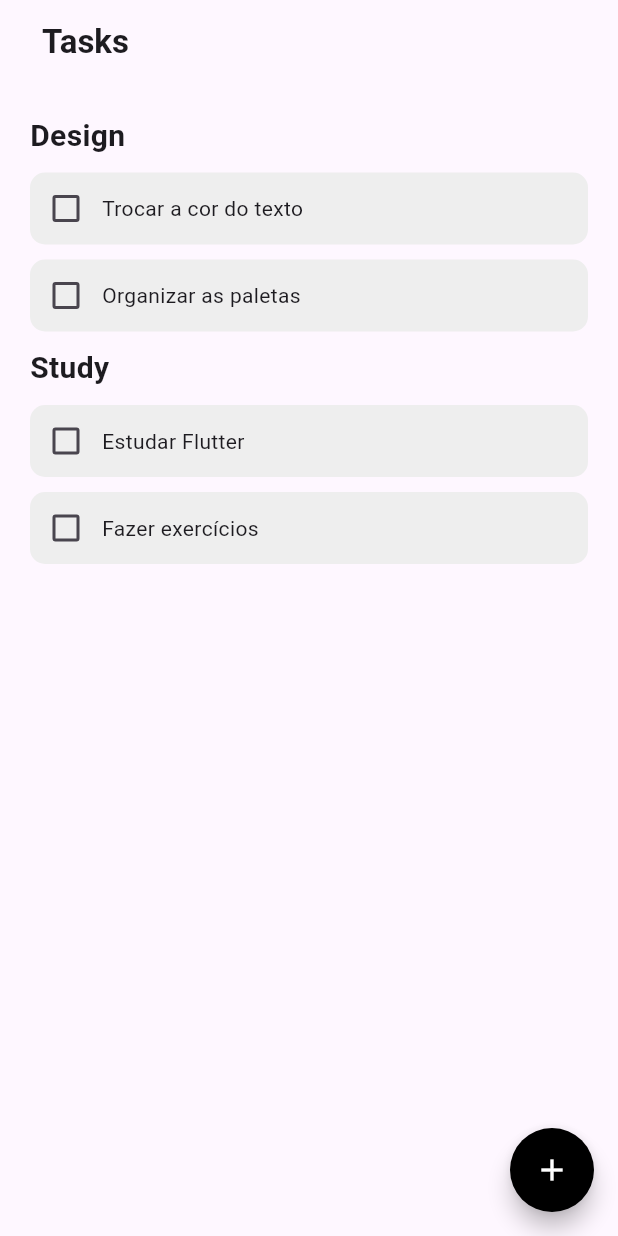
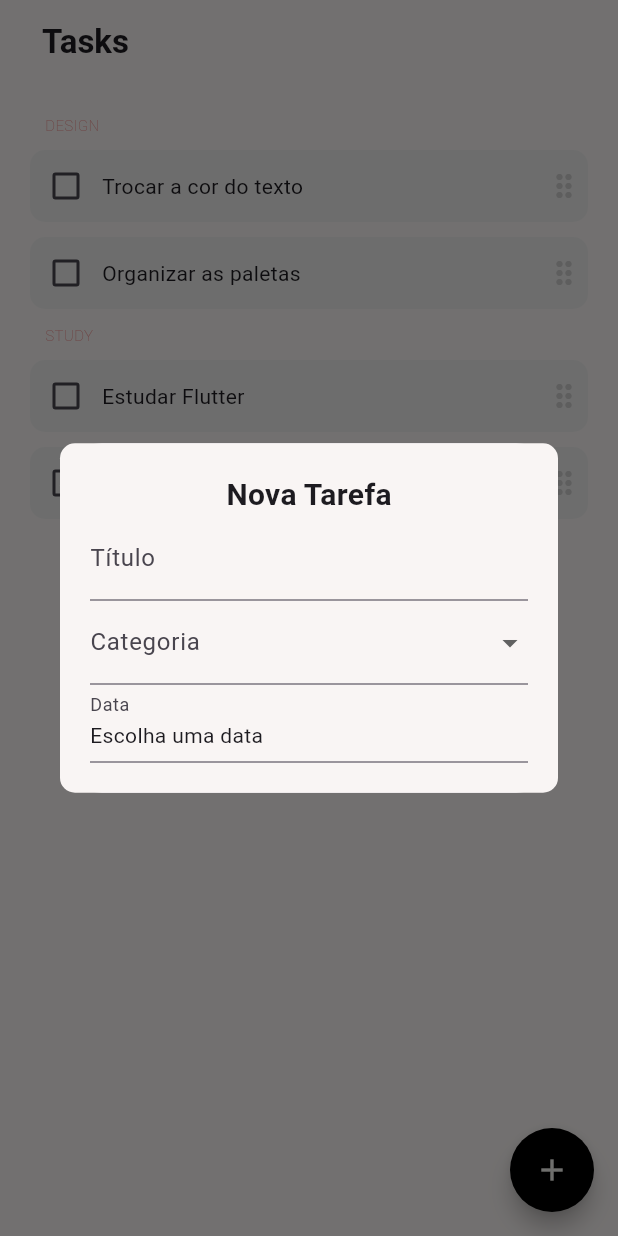
Before and after one commit to KaKeeM/AtividadePedidosTITAN, a Flutter app: the TasksPage screen opened by its route, after a tap on the "add" icon, on a phone screen of 412 x 824 dp. Run offline on Flutter 3.47's test engine with Material 3 defaults, Android fonts, the phone set to English and light mode, and no system bars; our stand-ins replace go_router.

Commit message:
widget de criar tarefa 50%

```diff
--- a/lib/pages/tasks_page.dart
+++ b/lib/pages/tasks_page.dart
@@ -1,5 +1,7 @@
 import 'package:flutter/material.dart';
 import '../widgets/category_widget.dart';
+import '../theme/app_theme.dart';
+import '../widgets/create_tasks_widget.dart';
 
 class TasksPage extends StatefulWidget {
   const TasksPage({super.key});
@@ -25,7 +27,9 @@ class _TasksPageState extends State<TasksPage> {
   @override
   Widget build(BuildContext context) {
     return Scaffold(
+      backgroundColor: AppColors.background,
       appBar: AppBar(
+        backgroundColor: AppColors.background,
         title: Padding(
             padding: const EdgeInsets.all(12),
             child: const Text('Tasks', style: TextStyle(
@@ -43,11 +47,13 @@ class _TasksPageState extends State<TasksPage> {
               tasks: category.value,
               onTaskReceived: (task, categoryName) {
                 setState(() {
+
                   for (var category in categories.values) {
                     category.remove(task);
                   }
 
                   categories[categoryName]!.add(task);
+
                 });
               },
             );
@@ -56,12 +62,28 @@ class _TasksPageState extends State<TasksPage> {
       ),
       floatingActionButton: FloatingActionButton(
           onPressed: () {
-
+            showDialog(
+                context: context,
+                builder: (context){
+                  return Dialog(
+                    child: Container(
+                      decoration: BoxDecoration(
+                        color: AppColors.background,
+                        borderRadius: BorderRadius.circular(10),
+                      ),
+                      padding: const EdgeInsets.all(20),
+                      child: CreateTaskWidget(
+                        categories: categories.keys.toList(),
+                      ),
+                    ),
+                  );
+                }
+              );
           },
         shape: const CircleBorder(),
         backgroundColor: Colors.black,
         child: Icon(Icons.add,
-          color: Colors.white
+          color: AppColors.surface
         ),
       ),
     );
--- a/lib/pages/welcome_page.dart
+++ b/lib/pages/welcome_page.dart
@@ -1,5 +1,6 @@
 import 'package:flutter/material.dart';
 import 'package:go_router/go_router.dart';
+import 'package:larica_ufba/theme/app_theme.dart';
 
 class WelcomePage extends StatelessWidget {
   const WelcomePage({super.key});
@@ -7,6 +8,7 @@ class WelcomePage extends StatelessWidget {
   @override
   Widget build(BuildContext context) {
     return Scaffold(
+      backgroundColor: AppColors.background,
       body: SafeArea(
         child: Column(
           children: [
--- /dev/null
+++ b/lib/theme/app_theme.dart
@@ -0,0 +1,11 @@
+import 'package:flutter/material.dart';
+
+class AppColors {
+  AppColors._();
+
+  static const Color background = Color(0xFFF9F5F4);
+  static const Color surface = Color(0xFFF3F3EE);
+  static const Color brown = Color(0xFF393433);
+  static const Color black = Color(0xFF000000);
+  static const Color topSurface = Color(0xFFCCCCCC);
+}
--- a/lib/widgets/category_widget.dart
+++ b/lib/widgets/category_widget.dart
@@ -27,23 +27,30 @@ class TasksWidget extends StatelessWidget {
         return Column(
           crossAxisAlignment: CrossAxisAlignment.start,
           children: [
-            Text(
-              title,
-              style: const TextStyle(
-                fontSize: 20,
-                fontWeight: FontWeight.bold,
+
+            Padding(
+              padding: const EdgeInsets.only(left: 10),
+              child: Text(
+                title.toUpperCase(),
+                style: TextStyle(
+                  fontSize: 10,
+                  fontWeight: FontWeight.w100,
+                  color: Colors.red[200],
                 ),
               ),
+            ),
+
             const SizedBox(height: 10),
+
             ...tasks.map(
-                  (task) =>
-                  Task(
+                  (task) => Task(
                 title: task,
               ),
             ),
+
           ],
         );
-      }
+      },
     );
   }
 }
--- /dev/null
+++ b/lib/widgets/create_tasks_widget.dart
@@ -0,0 +1,108 @@
+import 'package:flutter/material.dart';
+
+import '../theme/app_theme.dart';
+
+class CreateTaskWidget extends StatefulWidget {
+
+  final List<String> categories;
+
+  const CreateTaskWidget({
+    super.key,
+    required this.categories,
+  });
+
+
+
+  @override
+  State<CreateTaskWidget> createState() => _CreateTaskWidgetState();
+}
+
+
+class _CreateTaskWidgetState extends State<CreateTaskWidget> {
+  final TextEditingController titleController = TextEditingController();
+  DateTime? selectedDate;
+  String? selectedCategory;
+
+  Future<void> selectDate() async {
+
+    final DateTime? picked = await showDatePicker(
+      context: context,
+      firstDate: DateTime(2020),
+      lastDate: DateTime(2030),
+      initialDate: DateTime.now(),
+    );
+
+    if (picked != null) {
+      setState(() {
+        selectedDate = picked;
+      });
+    }
+  }
+
+  @override
+  void dispose() {
+    titleController.dispose();
+    super.dispose();
+  }
+
+  @override
+  Widget build(BuildContext context) {
+    return Container(
+
+      child: Column(
+        mainAxisSize: MainAxisSize.min,
+        children: [
+          Text(
+            "Nova Tarefa",
+            style: TextStyle(
+              fontSize: 20,
+              fontWeight: FontWeight.bold,
+            ),
+          ),
+          TextField(
+            controller: titleController,
+            decoration: const InputDecoration(
+              labelText: 'Título',
+              hintText: 'Digite o nome da tarefa',
+            ),
+          ),
+
+          DropdownButtonFormField<String>(
+            initialValue: selectedCategory,
+            decoration: const InputDecoration(
+              labelText: 'Categoria',
+            ),
+
+            items: widget.categories.map((category) {
+              return DropdownMenuItem<String>(
+                value: category,
+                child: Text(category),
+              );
+            }).toList(),
+
+            onChanged: (value) {
+              setState(() {
+                selectedCategory = value;
+              });
+            },
+          ),
+          InkWell(
+            onTap: selectDate,
+
+            child: InputDecorator(
+              decoration: const InputDecoration(
+                labelText: 'Data',
+              ),
+
+              child: Text(
+                selectedDate == null
+                    ? 'Escolha uma data'
+                    : '${selectedDate!.day}/${selectedDate!.month}/${selectedDate!.year}',
+              ),
+            ),
+          ),
+        ],
+      ),
+    );
+  }
+}
--- a/lib/widgets/tasks_widget.dart
+++ b/lib/widgets/tasks_widget.dart
@@ -1,4 +1,5 @@
 import 'package:flutter/material.dart';
+import 'package:larica_ufba/theme/app_theme.dart';
 
 class Task extends StatelessWidget {
   final String title;
@@ -10,31 +11,46 @@ class Task extends StatelessWidget {
 
   @override
   Widget build(BuildContext context) {
-
-    return Draggable(
-      data: title,
-      feedback: Material(
-        child: Container(
-          padding: const EdgeInsets.all(10),
-          color: Colors.red,
-          child: Text(title),
-        ),
-      ),
-      child: Container(
+    return Container(
       margin: const EdgeInsets.only(bottom: 10),
       decoration: BoxDecoration(
         color: Colors.grey[200],
         borderRadius: BorderRadius.circular(10),
       ),
+
       child: Row(
         children: [
+
           Checkbox(
             value: false,
             onChanged: (value) {},
           ),
+
           Text(title),
+
+          const Spacer(),
+
+          Draggable<String>(
+            data: title,
+
+            feedback: Material(
+              child: Container(
+                padding: const EdgeInsets.all(10),
+                color: Colors.grey[100],
+                child: Text(title),
+              ),
+            ),
+
+            child: Padding(
+              padding: const EdgeInsets.only(right: 4),
+              child: Icon(
+                Icons.drag_indicator,
+                color: AppColors.topSurface,
+              ),
+            ),
+          ),
+
         ],
-        ),
       ),
     );
   }
```
Lines whose indentation alone changed are shown as unchanged.
